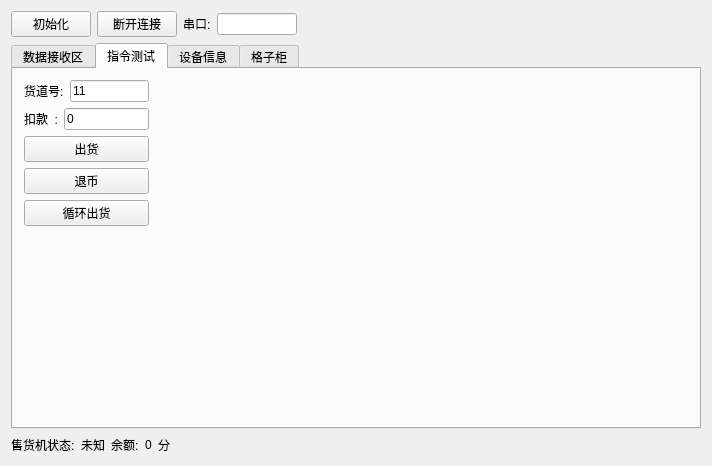
First picture: the form in EV_protocolDemo/mainwindow.ui, repository github188/EV_protocol, before the edit.
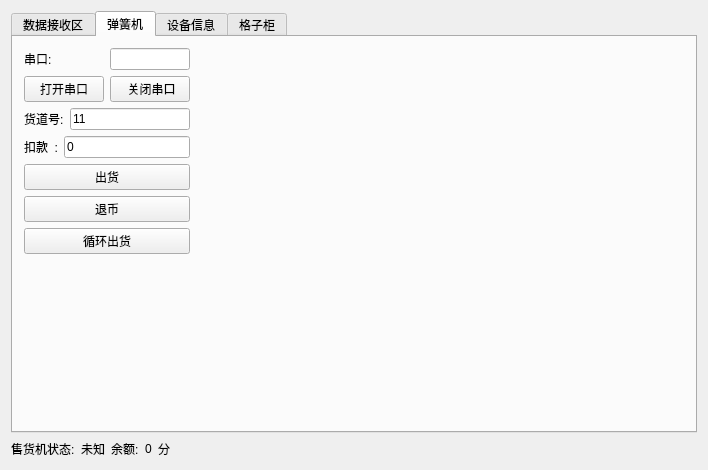
Second picture: the form after the edit. The open tabs and pages were chosen to show the change.

The edit to the form file:
```diff
--- a/EV_protocolDemo/mainwindow.ui
+++ b/EV_protocolDemo/mainwindow.ui
@@ -6,77 +6,22 @@
    <rect>
     <x>0</x>
     <y>0</y>
-    <width>712</width>
-    <height>466</height>
+    <width>708</width>
+    <height>470</height>
    </rect>
   </property>
   <property name="windowTitle">
    <string>客户端demo-Qt版</string>
   </property>
   <widget class="QWidget" name="centralWidget">
-   <layout class="QVBoxLayout" name="verticalLayout_5">
-    <item>
-     <layout class="QHBoxLayout" name="horizontalLayout_5">
-      <item>
-       <widget class="QPushButton" name="pushButton_start">
-        <property name="text">
-         <string>初始化</string>
-        </property>
-       </widget>
-      </item>
-      <item>
-       <widget class="QPushButton" name="pushButton_stop">
-        <property name="text">
-         <string>断开连接</string>
-        </property>
-       </widget>
-      </item>
-      <item>
-       <layout class="QHBoxLayout" name="horizontalLayout">
-        <item>
-         <widget class="QLabel" name="label">
-          <property name="text">
-           <string>串口:</string>
-          </property>
-         </widget>
-        </item>
-        <item>
-         <widget class="QLineEdit" name="lineEdit_port">
-          <property name="sizePolicy">
-           <sizepolicy hsizetype="Preferred" vsizetype="Fixed">
-            <horstretch>0</horstretch>
-            <verstretch>0</verstretch>
-           </sizepolicy>
-          </property>
-          <property name="maximumSize">
-           <size>
-            <width>80</width>
-            <height>16777215</height>
-           </size>
-          </property>
-         </widget>
-        </item>
-       </layout>
-      </item>
-      <item>
-       <spacer name="horizontalSpacer_2">
-        <property name="orientation">
-         <enum>Qt::Horizontal</enum>
-        </property>
-        <property name="sizeHint" stdset="0">
-         <size>
-          <width>40</width>
-          <height>20</height>
-         </size>
-        </property>
-       </spacer>
-      </item>
-     </layout>
-    </item>
-    <item>
+   <layout class="QGridLayout" name="gridLayout">
+    <item row="0" column="0">
      <widget class="QTabWidget" name="tabWidget">
       <property name="currentIndex">
-       <number>3</number>
+       <number>1</number>
+      </property>
+      <property name="movable">
+       <bool>true</bool>
       </property>
       <widget class="QWidget" name="tab">
        <attribute name="title">
@@ -90,13 +35,58 @@
       </widget>
       <widget class="QWidget" name="tab_3">
        <attribute name="title">
-        <string>指令测试</string>
+        <string>弹簧机</string>
        </attribute>
        <layout class="QHBoxLayout" name="horizontalLayout_11">
         <item>
          <layout class="QVBoxLayout" name="verticalLayout_3">
           <item>
            <layout class="QVBoxLayout" name="verticalLayout_2">
+            <item>
+             <layout class="QHBoxLayout" name="horizontalLayout">
+              <item>
+               <widget class="QLabel" name="label">
+                <property name="text">
+                 <string>串口:</string>
+                </property>
+               </widget>
+              </item>
+              <item>
+               <widget class="QLineEdit" name="lineEdit_port">
+                <property name="sizePolicy">
+                 <sizepolicy hsizetype="Preferred" vsizetype="Fixed">
+                  <horstretch>0</horstretch>
+                  <verstretch>0</verstretch>
+                 </sizepolicy>
+                </property>
+                <property name="maximumSize">
+                 <size>
+                  <width>80</width>
+                  <height>16777215</height>
+                 </size>
+                </property>
+               </widget>
+              </item>
+             </layout>
+            </item>
+            <item>
+             <layout class="QHBoxLayout" name="horizontalLayout_5">
+              <item>
+               <widget class="QPushButton" name="pushButton_start">
+                <property name="text">
+                 <string>打开串口</string>
+                </property>
+               </widget>
+              </item>
+              <item>
+               <widget class="QPushButton" name="pushButton_stop">
+                <property name="text">
+                 <string> 关闭串口</string>
+                </property>
+               </widget>
+              </item>
+             </layout>
+            </item>
             <item>
              <layout class="QHBoxLayout" name="horizontalLayout_9">
               <item>
@@ -425,7 +415,7 @@
       </widget>
      </widget>
     </item>
-    <item>
+    <item row="1" column="0">
      <layout class="QHBoxLayout" name="horizontalLayout_4">
       <item>
        <layout class="QHBoxLayout" name="horizontalLayout_2">
```
Left out of the diff: 9 changed lines with no effect on the pictures.
